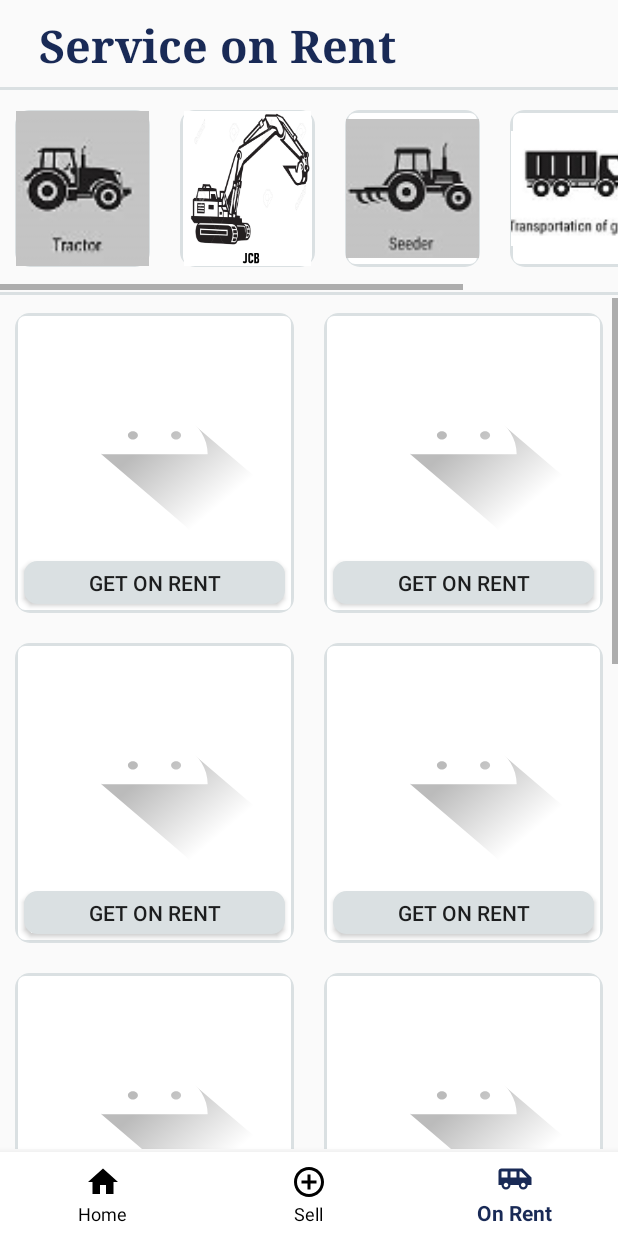
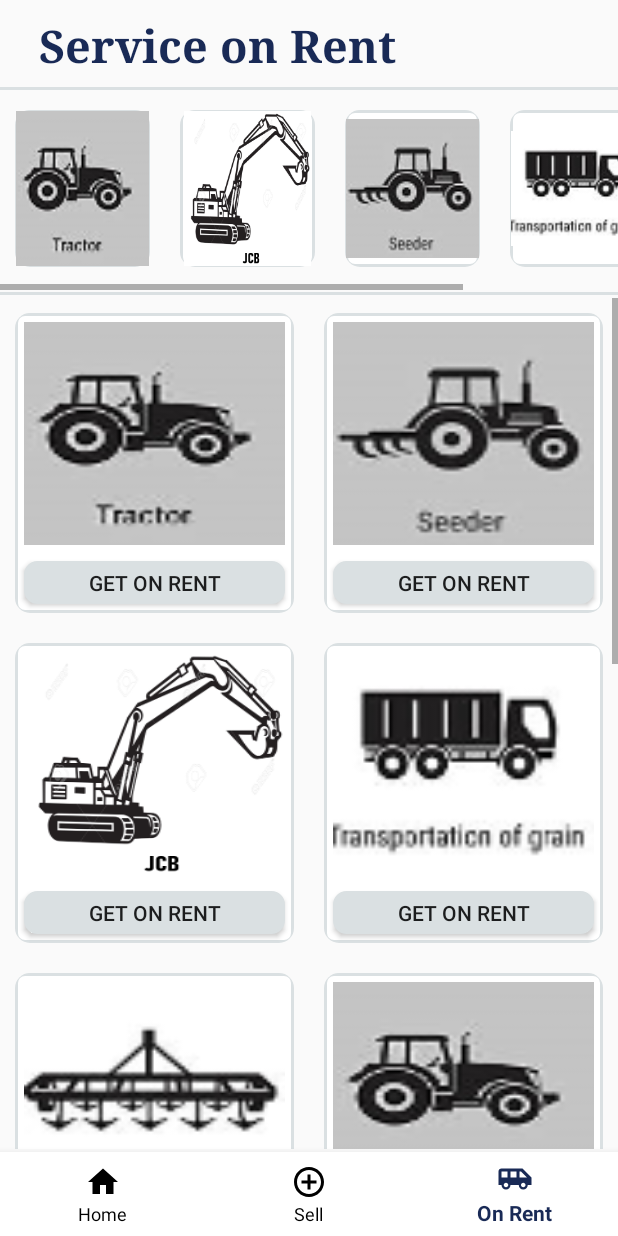
Before and after one commit to sagarmahajan20/NC_TIU_SB109_Trojans301, an Android app: the Rent screen opened directly, with no data from a screen before it, on a phone screen of 412 x 824 dp. Run offline under Robolectric (Android 15) with nearby library versions, the phone set to English and light mode, and no system bars.

Commit message:
Renting Ui Updated

```diff
--- a/app/src/main/res/layout/activity_rent.xml
+++ b/app/src/main/res/layout/activity_rent.xml
@@ -154,7 +154,7 @@
                             android:layout_height="match_parent"
                             android:layout_margin="5dp"
                             android:padding="10dp"
-                            android:background="@drawable/ic_launcher_foreground"
+                            android:background="@drawable/tractor"
                             android:layout_weight="1"/>
 
                         <Button
@@ -180,7 +180,7 @@
                             android:layout_height="match_parent"
                             android:layout_margin="5dp"
                             android:padding="10dp"
-                            android:background="@drawable/ic_launcher_foreground"
+                            android:background="@drawable/seeder"
                             android:layout_weight="1"/>
 
                         <Button
@@ -220,7 +220,7 @@
                             android:layout_height="match_parent"
                             android:layout_margin="5dp"
                             android:padding="10dp"
-                            android:background="@drawable/ic_launcher_foreground"
+                            android:background="@drawable/jcb"
                             android:layout_weight="1"/>
 
                         <Button
@@ -246,7 +246,7 @@
                             android:layout_height="match_parent"
                             android:layout_margin="5dp"
                             android:padding="10dp"
-                            android:background="@drawable/ic_launcher_foreground"
+                            android:background="@drawable/transportgrain"
                             android:layout_weight="1"/>
 
                         <Button
@@ -286,7 +286,7 @@
                             android:layout_height="match_parent"
                             android:layout_margin="5dp"
                             android:padding="10dp"
-                            android:background="@drawable/ic_launcher_foreground"
+                            android:background="@drawable/ripper"
                             android:layout_weight="1"/>
 
                         <Button
@@ -312,7 +312,7 @@
                             android:layout_height="match_parent"
                             android:layout_margin="5dp"
                             android:padding="10dp"
-                            android:background="@drawable/ic_launcher_foreground"
+                            android:background="@drawable/tractor"
                             android:layout_weight="1"/>
 
                         <Button
@@ -352,7 +352,7 @@
                             android:layout_height="match_parent"
                             android:layout_margin="5dp"
                             android:padding="10dp"
-                            android:background="@drawable/ic_launcher_foreground"
+                            android:background="@drawable/tractor"
                             android:layout_weight="1"/>
 
                         <Button
@@ -378,7 +378,7 @@
                             android:layout_height="match_parent"
                             android:layout_margin="5dp"
                             android:padding="10dp"
-                            android:background="@drawable/ic_launcher_foreground"
+                            android:background="@drawable/seeder"
                             android:layout_weight="1"/>
 
                         <Button
@@ -418,7 +418,7 @@
                             android:layout_height="match_parent"
                             android:layout_margin="5dp"
                             android:padding="10dp"
-                            android:background="@drawable/ic_launcher_foreground"
+                            android:background="@drawable/jcb"
                             android:layout_weight="1"/>
 
                         <Button
@@ -444,7 +444,7 @@
                             android:layout_height="match_parent"
                             android:layout_margin="5dp"
                             android:padding="10dp"
-                            android:background="@drawable/ic_launcher_foreground"
+                            android:background="@drawable/transportgrain"
                             android:layout_weight="1"/>
 
                         <Button
@@ -484,7 +484,7 @@
                             android:layout_height="match_parent"
                             android:layout_margin="5dp"
                             android:padding="10dp"
-                            android:background="@drawable/ic_launcher_foreground"
+                            android:background="@drawable/ripper"
                             android:layout_weight="1"/>
 
                         <Button
@@ -510,7 +510,7 @@
                             android:layout_height="match_parent"
                             android:layout_margin="5dp"
                             android:padding="10dp"
-                            android:background="@drawable/ic_launcher_foreground"
+                            android:background="@drawable/tractor"
                             android:layout_weight="1"/>
 
                         <Button
```
